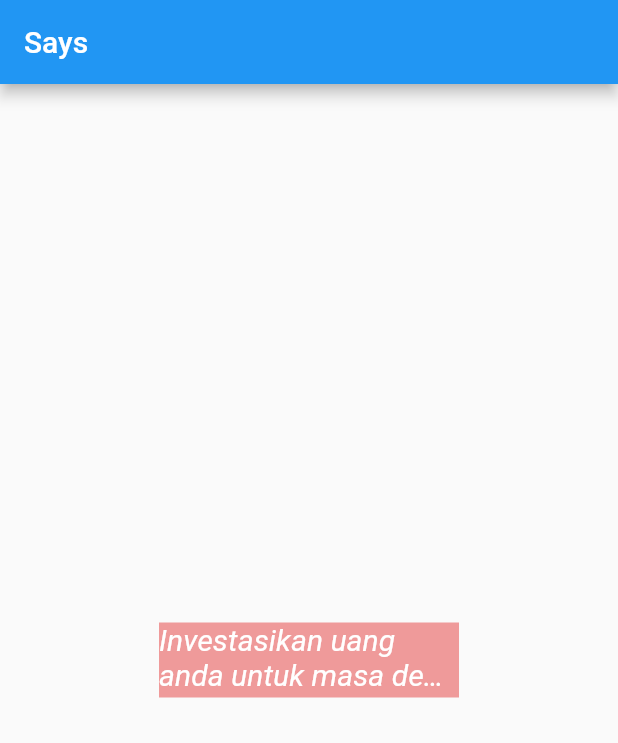
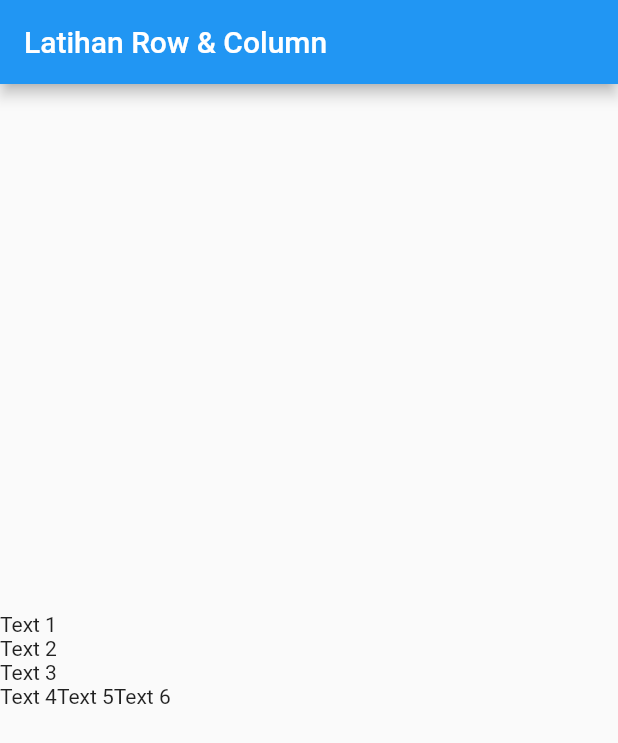
Before and after one commit to acepnurmansidik/Flutter_Practice, a Flutter app: the screen it shows after launch, on a phone screen of 412 x 824 dp. Shown: the top 743 px of the screen. Run offline on Flutter 3.47's test engine with Material 2 defaults, Android fonts, the phone set to English and light mode, and no system bars.

Commit message:
row & column

```diff
--- a/lib/main.dart
+++ b/lib/main.dart
@@ -11,24 +11,24 @@ class MyApp extends StatelessWidget {
     return MaterialApp(
       home: Scaffold(
         appBar: AppBar(
-          title: const Text("Says"),
+          title: const Text("Latihan Row & Column"),
         ),
-        body: Center(
-            child: Container(
-                color: Colors.red.shade200,
-                width: 200,
-                height: 50,
-                child: const Text(
-                  "Investasikan uang anda untuk masa depan bersama kami",
-                  maxLines: 2, //maximal akan 2 baris
-                  style: TextStyle(
-                      fontStyle: FontStyle.italic,
-                      fontWeight: FontWeight.w400,
-                      color: Colors.white,
-                      fontSize: 20),
-                  overflow: TextOverflow
-                      .ellipsis, //akan memunculkan titik2 jika terlalu panjang
-                ))),
+        body: Column(
+          mainAxisAlignment: MainAxisAlignment.center,
+          crossAxisAlignment: CrossAxisAlignment.start,
+          children: <Widget>[
+            const Text("Text 1"),
+            const Text("Text 2"),
+            const Text("Text 3"),
+            Row(
+              children: const <Widget>[
+                Text("Text 4"),
+                Text("Text 5"),
+                Text("Text 6")
+              ],
+            )
+          ],
+        ),
       ),
     );
   }
```
